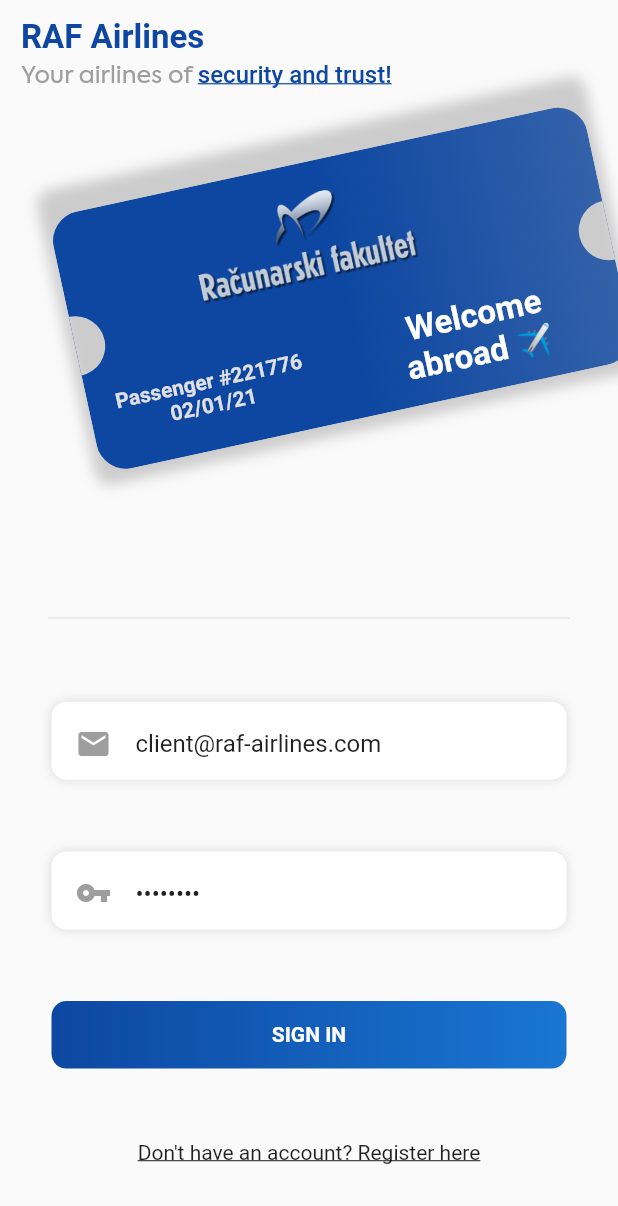
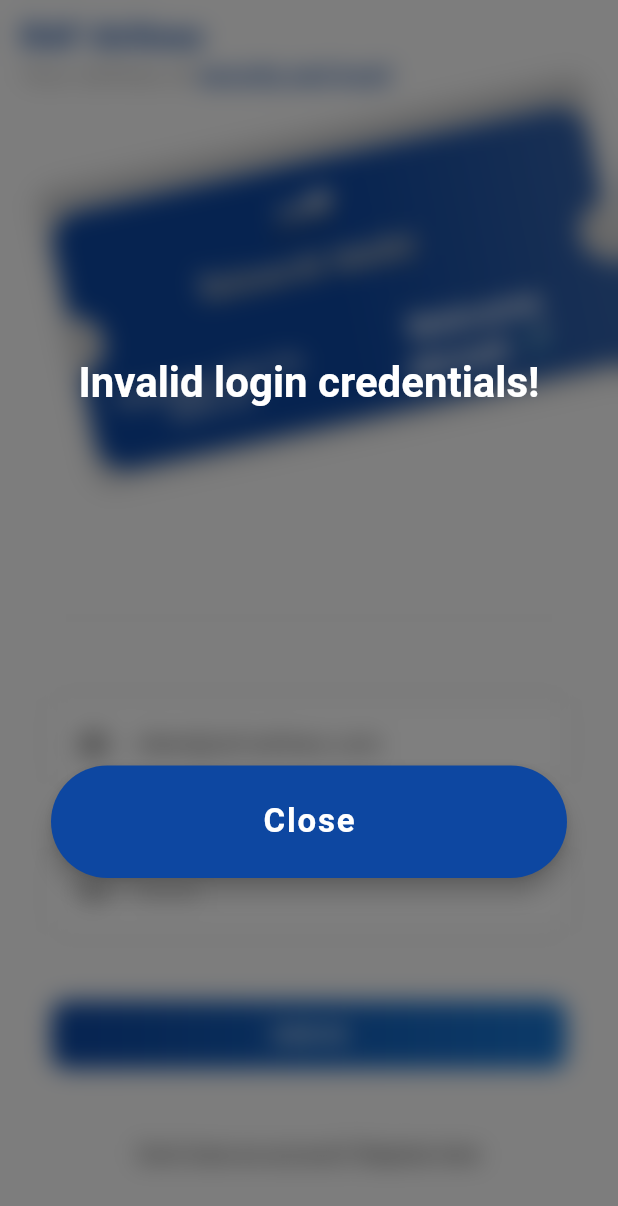
Before and after one commit to Qwerasdzxc/RAF-Airlines-Mobile-application, a Flutter app: the screen it shows after launch, after a tap on "SIGN IN", on a phone screen of 412 x 824 dp. Shown: the top 1206 px of the screen. Run offline on Flutter 3.47's test engine with Material 2 defaults, Android fonts, the phone set to English and light mode, and no system bars; our stand-ins replace bloc, dio, dotted_decoration, equatable, flutter_bloc, flutter_spinkit and 4 more; missing offline and left inert: credit_card; network calls fail; Roboto replaces fonts that are missing (Ubuntu).

Commit message:
Layout and bug fixes

```diff
--- a/lib/home/home_page.dart
+++ b/lib/home/home_page.dart
@@ -71,6 +71,9 @@ class HomePage extends StatelessWidget {
                         mainAxisSize: MainAxisSize.max,
                         crossAxisAlignment: CrossAxisAlignment.stretch,
                         children: [
+                          SizedBox(
+                            height: 8,
+                          ),
                           Row(
                             mainAxisAlignment: MainAxisAlignment.spaceBetween,
                             children: [
@@ -241,7 +244,7 @@ class HomePage extends StatelessWidget {
                       ),
                     )
                   else
-                    ErrorButtonWidget(callback: () => BlocProvider.of<HomeBloc>(context).add(HomeInit()))
+                    Expanded(child: ErrorButtonWidget(callback: () => BlocProvider.of<HomeBloc>(context).add(HomeInit())))
                 ],
               );
             }),
--- a/lib/login/login_page.dart
+++ b/lib/login/login_page.dart
@@ -12,6 +12,7 @@ import 'package:raf_airlines_client/services/service_provider.dart';
 import 'package:raf_airlines_client/services/ticket/ticket_service.dart';
 import 'package:raf_airlines_client/services/user/user_service.dart';
 import 'package:raf_airlines_client/ui/card_widget.dart';
+import 'package:raf_airlines_client/ui/fullscreen_popup.dart';
 
 class LoginPage extends StatefulWidget {
   @override
@@ -55,19 +56,26 @@ class _LoginPageState extends State<LoginPage> with TickerProviderStateMixin {
     super.dispose();
   }
 
-  void login(BuildContext context) async {
+  void _login(BuildContext context) async {
     if (_emailController.text.trim().isEmpty || _passwordController.text.trim().isEmpty) return;
 
     BlocProvider.of<LoginBloc>(context)
         .add(LoginCredentialsProvided(email: _emailController.text.trim(), password: _passwordController.text.trim()));
   }
 
-  void navigateToHomeScreen() => Navigator.of(context).pushReplacement(MaterialPageRoute(
+  void _navigateToHomeScreen() => Navigator.of(context).pushReplacement(MaterialPageRoute(
       builder: (_) => BlocProvider<HomeBloc>(
           create: (_) =>
               HomeBloc(ticketService: getService<TicketService>(), flightService: getService<FlightService>())
                 ..add(HomeInit()),
           child: HomePage())));
+
+  Future<void> _showPopup(BuildContext context, String text) async {
+    await Navigator.of(context).push(PageRouteBuilder(
+        opaque: false,
+        barrierDismissible: true,
+        pageBuilder: (BuildContext context, _, __) => FullscreenPopup(message: text)));
+  }
 
   @override
   Widget build(BuildContext context) {
@@ -188,11 +196,13 @@ class _LoginPageState extends State<LoginPage> with TickerProviderStateMixin {
                     ),
                   ),
                   BlocConsumer<LoginBloc, LoginState>(listener: (context, state) {
-                    if (state is LoginSuccessful) navigateToHomeScreen();
+                    if (state is LoginSuccessful)
+                      _navigateToHomeScreen();
+                    else if (state is LoginError) _showPopup(context, "Invalid login credentials!");
                   }, builder: (context, state) {
                     if (state is LoginInitial || state is LoginError)
                       return InkWell(
-                        onTap: () => login(context),
+                        onTap: () => _login(context),
                         child: Container(
                           height: 45,
                           width: MediaQuery.of(context).size.width / 1.2,
--- a/lib/login/register/registration_page.dart
+++ b/lib/login/register/registration_page.dart
@@ -66,6 +66,7 @@ class RegistrationPage extends StatelessWidget {
                                 ),
                               ]),
                         ),
+                        SizedBox(height: 8,),
                         WhiteListItem(
                             icon: Icons.person,
                             title: "Name:",
--- a/lib/services/user/dao/user_rest_dao.dart
+++ b/lib/services/user/dao/user_rest_dao.dart
@@ -75,7 +75,8 @@ class UserRestDAO implements UserDAO {
   @override
   Future<CreditCard> addCreditCard(CreditCard creditCard) async {
     try {
-      await RestClient().addCreditCard(creditCard);
+      CreditCard result = await RestClient().addCreditCard(creditCard);
+      return result;
     } on NetworkException catch (e) {
       throw e;
     }
--- a/lib/tickets/new_ticket_dialog.dart
+++ b/lib/tickets/new_ticket_dialog.dart
@@ -390,6 +390,8 @@ class _NewTicketDialogState extends State<NewTicketDialog> {
                                             ],
                                           ),
                                         );
+                                      else if (state is NewTicketDone)
+                                        return Container();
                                       else
                                         return ErrorButtonWidget(
                                             callback: () =>
--- a/lib/ui/error_button_widget.dart
+++ b/lib/ui/error_button_widget.dart
@@ -10,6 +10,7 @@ class ErrorButtonWidget extends StatelessWidget {
   Widget build(BuildContext context) {
     return Center(
       child: Column(
+        mainAxisSize: MainAxisSize.max,
         mainAxisAlignment: MainAxisAlignment.center,
         children: [
           Icon(
```
